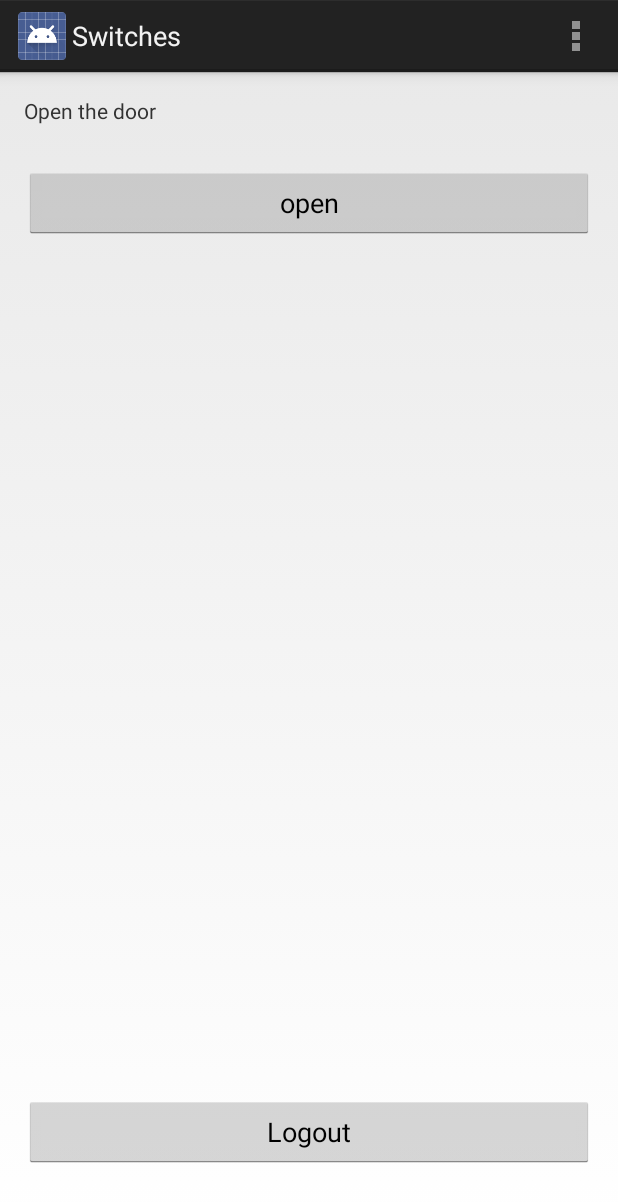
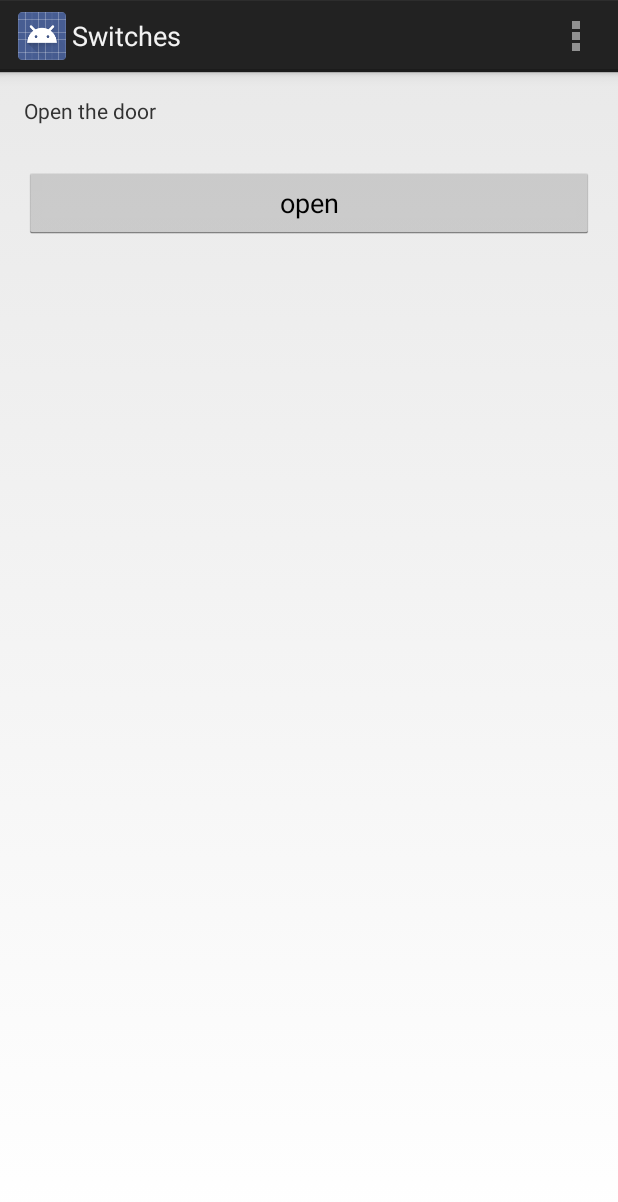
Before and after one commit to JorisM/Heimdroid, an Android app: the Switches screen opened directly, with no data from a screen before it, on a phone screen of 412 x 824 dp. Shown: the top 1202 px of the screen. Run offline under Robolectric (Android 15) with nearby library versions, the phone set to English and light mode, and no system bars.

Commit message:
workflow improvements

```diff
--- a/app/build.gradle
+++ b/app/build.gradle
@@ -31,6 +31,10 @@ android {
 }
 
 dependencies {
+
+    // You must install or update the Support Repository through the SDK manager to use this dependency.
+    // The Support Repository (separate from the corresponding library) can be found in the Extras category.
+    // compile 'com.android.support:support-v4:18.0.0'
     compile files('libs/android-async-http-1.4.4.jar')
     compile files('libs/socketio.jar')
 }
--- a/app/src/main/AndroidManifest.xml
+++ b/app/src/main/AndroidManifest.xml
@@ -23,6 +23,10 @@
             android:name="com.heimcontrol.mobile.Switches"
             android:label="@string/title_activity_switches" >
         </activity>
+        <activity
+            android:name="com.heimcontrol.mobile.SettingsActivity"
+            android:label="@string/title_activity_settings" >
+        </activity>
     </application>
 
 </manifest>
--- a/app/src/main/java/com/heimcontrol/mobile/Heimcontrol.java
+++ b/app/src/main/java/com/heimcontrol/mobile/Heimcontrol.java
@@ -1,5 +1,7 @@
 package com.heimcontrol.mobile;
 import android.app.Application;
+import android.content.SharedPreferences;
+import android.preference.PreferenceManager;
 
 public class Heimcontrol extends Application
 {
@@ -11,6 +13,8 @@ public class Heimcontrol extends Application
     {
         super.onCreate();
         user = new User(this.getSharedPreferences("Heimcontrol", MODE_PRIVATE));
+        SharedPreferences prefs = PreferenceManager.getDefaultSharedPreferences(this);
+        RestClient.setBaseUrl(prefs.getString("heimcontrol_url", ""), this);
     }
 
 }
--- a/app/src/main/java/com/heimcontrol/mobile/Switches.java
+++ b/app/src/main/java/com/heimcontrol/mobile/Switches.java
@@ -3,7 +3,10 @@ package com.heimcontrol.mobile;
 import android.app.Activity;
 import android.app.Fragment;
 import android.content.Context;
+import android.content.Intent;
+import android.content.SharedPreferences;
 import android.os.Bundle;
+import android.preference.PreferenceManager;
 import android.view.LayoutInflater;
 import android.view.Menu;
 import android.view.MenuItem;
@@ -20,6 +23,7 @@ import io.socket.*;
 public class Switches extends Activity {
 
     private SocketIO socket;
+    private String url;
     @Override
     protected void onCreate(Bundle savedInstanceState) {
         super.onCreate(savedInstanceState);
@@ -30,6 +34,9 @@ public class Switches extends Activity {
                     .add(R.id.container, new PlaceholderFragment())
                     .commit();
         }
+
+        SharedPreferences prefs = PreferenceManager.getDefaultSharedPreferences(this);
+        this.url = prefs.getString("heimcontrol_url", "");
         connectToSocket();
 
         // This line is cached until the connection is establisched.
@@ -61,9 +68,10 @@ public class Switches extends Activity {
         }
     }
 
-    public void logout(View v)
+    public void logout()
     {
         ((Heimcontrol) getApplicationContext()).user.setKey("");
+        finish();
     }
 
     public void connectToSocket()
@@ -71,7 +79,7 @@ public class Switches extends Activity {
 
         try {
             String authKey = User.getKey();
-            socket = new SocketIO("http://192.168.1.4:8080/");
+            socket = new SocketIO(this.url);
             socket.addHeader("authorization", authKey);
         } catch (MalformedURLException e) {
             e.printStackTrace();
@@ -136,6 +144,14 @@ public class Switches extends Activity {
         // as you specify a parent activity in AndroidManifest.xml.
         int id = item.getItemId();
         if (id == R.id.action_settings) {
+            Intent intent = new Intent(this, SettingsActivity.class);
+            startActivity(intent);
+
+            return true;
+        }
+        if (id == R.id.action_settings) {
+            this.logout();
+
             return true;
         }
         return super.onOptionsItemSelected(item);
--- a/app/src/main/res/layout/fragment_switches.xml
+++ b/app/src/main/res/layout/fragment_switches.xml
@@ -27,17 +27,4 @@
         android:layout_alignParentStart="true"
         android:onClick="openDoor" />
 
-    <Button
-        android:layout_width="wrap_content"
-        android:layout_height="wrap_content"
-        android:text="Logout"
-        android:id="@+id/button2"
-        android:layout_alignParentBottom="true"
-        android:layout_marginBottom="29dp"
-        android:layout_alignRight="@+id/button"
-        android:layout_alignEnd="@+id/button"
-        android:layout_alignParentLeft="true"
-        android:layout_alignParentStart="true"
-        android:onClick="logout" />
-
 </RelativeLayout>
--- a/app/src/main/res/menu/switches.xml
+++ b/app/src/main/res/menu/switches.xml
@@ -6,4 +6,8 @@
         android:title="@string/action_settings"
         android:orderInCategory="100"
         android:showAsAction="never" />
+    <item android:id="@+id/action_logout"
+        android:title="@string/logout"
+        android:orderInCategory="100"
+        android:showAsAction="never" />
 </menu>
--- a/app/src/main/res/values/strings.xml
+++ b/app/src/main/res/values/strings.xml
@@ -5,5 +5,6 @@
     <string name="hello_world">Hello world!</string>
     <string name="action_settings">Settings</string>
     <string name="title_activity_switches">Switches</string>
+    <string name="logout">Logout</string>
 
 </resources>
```
Also changed, not shown: app/src/main/java/com/heimcontrol/mobile/Login.java (+16 -0 lines), app/src/main/java/com/heimcontrol/mobile/RestClient.java (+12 -2 lines), app/src/main/java/com/heimcontrol/mobile/SettingsActivity.java (+3 -78 lines), app/src/main/res/xml/pref_general.xml (added, +18 -0 lines).
